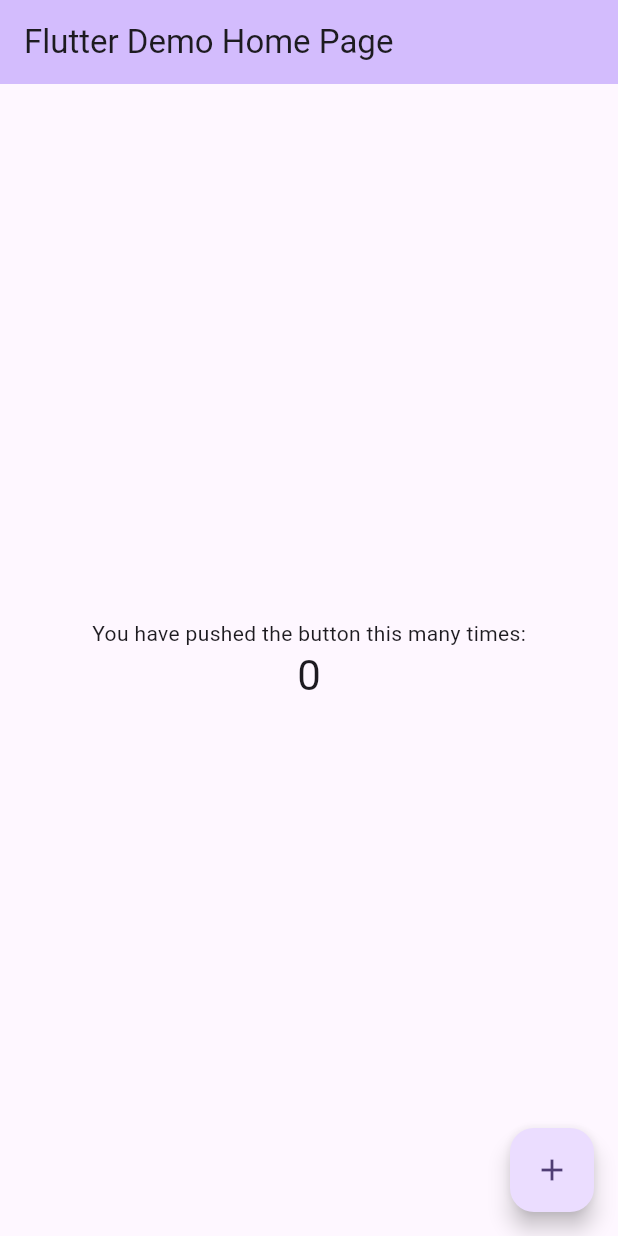
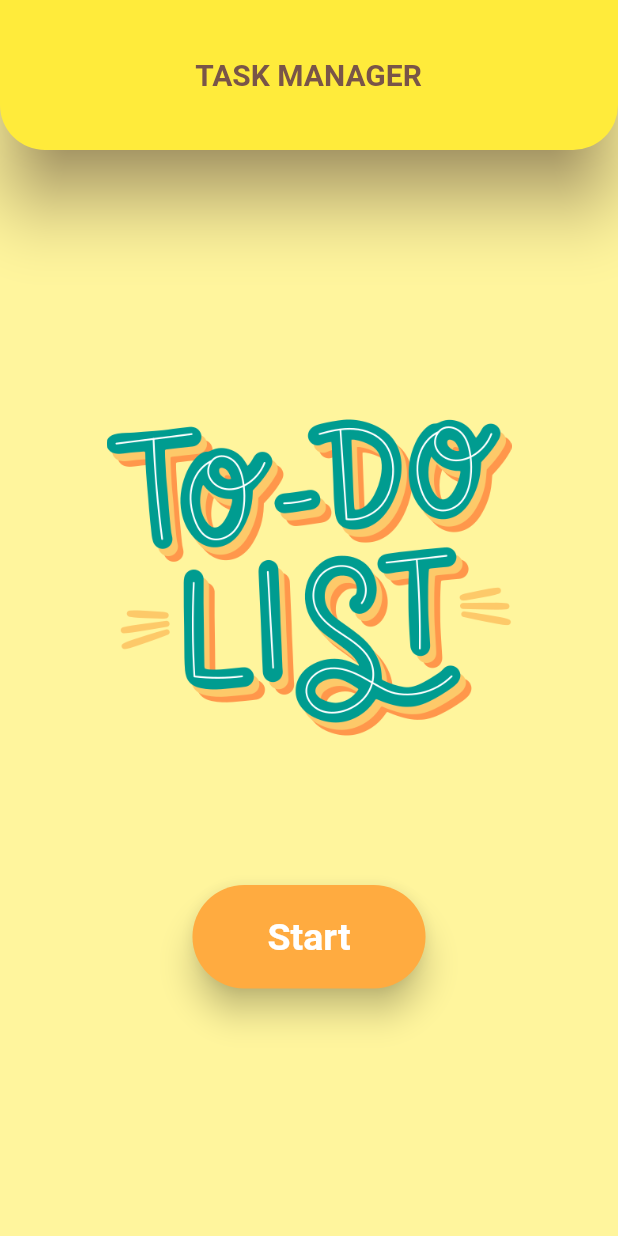
Before and after one commit to sabsar42/Task_Manager_Flutter_Application, a Flutter app: the screen it shows after launch, on a phone screen of 412 x 824 dp. Run offline on Flutter 3.47's test engine with Material 2 defaults, Android fonts, the phone set to English and light mode, and no system bars.

Commit message:
Not YEsr

```diff
--- a/lib/main.dart
+++ b/lib/main.dart
@@ -5,48 +5,39 @@
 }
 
 class MyApp extends StatelessWidget {
-  const MyApp({super.key});
+  const MyApp({Key? key});
 
-  // This widget is the root of your application.
   @override
   Widget build(BuildContext context) {
     return MaterialApp(
-      title: 'Flutter Demo',
+      debugShowCheckedModeBanner: false,
+      home: MyHomePage(title: 'Todo APP'),
       theme: ThemeData(
-        // This is the theme of your application.
-        //
-        // TRY THIS: Try running your application with "flutter run". You'll see
-        // the application has a blue toolbar. Then, without quitting the app,
-        // try changing the seedColor in the colorScheme below to Colors.green
-        // and then invoke "hot reload" (save your changes or press the "hot
-        // reload" button in a Flutter-supported IDE, or press "r" if you used
-        // the command line to start the app).
-        //
-        // Notice that the counter didn't reset back to zero; the application
-        // state is not lost during the reload. To reset the state, use hot
-        // restart instead.
-        //
-        // This works for code too, not just values: Most code changes can be
-        // tested with just a hot reload.
-        colorScheme: ColorScheme.fromSeed(seedColor: Colors.deepPurple),
-        useMaterial3: true,
+        primarySwatch: Colors.yellow,
+        // Set the primary color
+        backgroundColor: Colors.yellow,
+        // Set the background color for all Scaffold widgets
+        textButtonTheme: TextButtonThemeData(
+          style: TextButton.styleFrom(
+            textStyle: TextStyle(
+              fontSize: 20,
+              fontWeight: FontWeight.w600,
+            ),
+            foregroundColor: Colors.deepOrange,
+          ),
+        ),
+        appBarTheme: AppBarTheme(
+          backgroundColor: Colors.yellow, // Set the background color for AppBar
+          elevation: 2,
+          shadowColor: Colors.brown,
+        ),
       ),
-      home: const MyHomePage(title: 'Flutter Demo Home Page'),
     );
   }
 }
 
 class MyHomePage extends StatefulWidget {
   const MyHomePage({super.key, required this.title});
-
-  // This widget is the home page of your application. It is stateful, meaning
-  // that it has a State object (defined below) that contains fields that affect
-  // how it looks.
-
-  // This class is the configuration for the state. It holds the values (in this
-  // case the title) provided by the parent (in this case the App widget) and
-  // used by the build method of the State. Fields in a Widget subclass are
-  // always marked "final".
 
   final String title;
 
@@ -55,71 +46,126 @@
 }
 
 class _MyHomePageState extends State<MyHomePage> {
-  int _counter = 0;
-
-  void _incrementCounter() {
-    setState(() {
-      // This call to setState tells the Flutter framework that something has
-      // changed in this State, which causes it to rerun the build method below
-      // so that the display can reflect the updated values. If we changed
-      // _counter without calling setState(), then the build method would not be
-      // called again, and so nothing would appear to happen.
-      _counter++;
-    });
-  }
-
   @override
   Widget build(BuildContext context) {
-    // This method is rerun every time setState is called, for instance as done
-    // by the _incrementCounter method above.
-    //
-    // The Flutter framework has been optimized to make rerunning build methods
-    // fast, so that you can just rebuild anything that needs updating rather
-    // than having to individually change instances of widgets.
     return Scaffold(
+      backgroundColor: Colors.yellow[200],
       appBar: AppBar(
-        // TRY THIS: Try changing the color here to a specific color (to
-        // Colors.amber, perhaps?) and trigger a hot reload to see the AppBar
-        // change color while the other colors stay the same.
-        backgroundColor: Theme.of(context).colorScheme.inversePrimary,
-        // Here we take the value from the MyHomePage object that was created by
-        // the App.build method, and use it to set our appbar title.
-        title: Text(widget.title),
+        toolbarHeight: 100,
+        elevation: 20,
+        shape: RoundedRectangleBorder(
+          borderRadius: BorderRadius.vertical(
+            bottom: Radius.circular(30),
+          ),
+        ),
+        titleSpacing: 12,
+        title: Text(
+          " TASK MANAGER ",
+          style: TextStyle(
+            fontWeight: FontWeight.bold,
+            fontSize: 20,
+            fontStyle: FontStyle.normal,
+            color: Colors.brown,
+          ),
+        ),
+        centerTitle: true,
       ),
-      body: Center(
-        // Center is a layout widget. It takes a single child and positions it
-        // in the middle of the parent.
-        child: Column(
-          // Column is also a layout widget. It takes a list of children and
-          // arranges them vertically. By default, it sizes itself to fit its
-          // children horizontally, and tries to be as tall as its parent.
-          //
-          // Column has various properties to control how it sizes itself and
-          // how it positions its children. Here we use mainAxisAlignment to
-          // center the children vertically; the main axis here is the vertical
-          // axis because Columns are vertical (the cross axis would be
-          // horizontal).
-          //
-          // TRY THIS: Invoke "debug painting" (choose the "Toggle Debug Paint"
-          // action in the IDE, or press "p" in the console), to see the
-          // wireframe for each widget.
-          mainAxisAlignment: MainAxisAlignment.center,
-          children: <Widget>[
-            const Text(
-              'You have pushed the button this many times:',
+      body: Column(
+        children: [
+          SizedBox(height: 150),
+          Center(
+            child: Image.asset(
+              'assets/images/to-do-list.png',
+              // Replace with your image file path
+              width: 270, // Set the width of the image
+              height: 270, // Set the height of the image
             ),
-            Text(
-              '$_counter',
-              style: Theme.of(context).textTheme.headlineMedium,
+          ),
+          SizedBox(height: 70),
+          Container(
+            alignment: Alignment.center, // Center the TextButton
+            child: ElevatedButton(
+              onPressed: () {
+                Navigator.push(
+                    context,
+                    MaterialPageRoute(
+                      builder: (context) => SecondScreen(),
+                    ));
+              },
+              child: Text(
+                'Start',
+                style: TextStyle(
+                  fontWeight: FontWeight.bold,
+                  fontSize: 25,
+                  fontStyle: FontStyle.normal,
+                  color: Colors.white,
+                ),
+              ),
+              style: ElevatedButton.styleFrom(
+                backgroundColor: Colors.orangeAccent,
+                elevation: 9,
+                // Set the background color
+                padding: EdgeInsets.symmetric(vertical: 20, horizontal: 50),
+                // Set padding
+                shape: RoundedRectangleBorder(
+                  borderRadius: BorderRadius.circular(70), // Set border radius
+                ),
+              ),
+            ), // Text for the button
+          ),
+        ],
+      ),
+    );
+  }
+}
+class SecondScreen extends StatelessWidget {
+  @override
+  Widget build(BuildContext context) {
+    return Theme(
+      data: Theme.of(context), // Pass the theme from the current context
+      child: Scaffold(
+        backgroundColor: Colors.yellow[200],
+        appBar: AppBar(
+          toolbarHeight: 80,
+          backgroundColor: Colors.yellow,
+          centerTitle: true,
+          title: Text(
+            'Task List',
+            style: TextStyle(color: Colors.brown, fontSize: 25),
+          ),
+          actions: [
+            Container(
+              margin: EdgeInsets.only(right: 20),
+              child: Icon(
+                Icons.task,
+                color: Colors.deepOrange,
+                size: 28,
+              ),
+            ),
+          ],
+        ),
+        body: Column(
+          children: [
+            Expanded(
+              child: ListView(
+                children: [
+                  ListTile(
+                    title: Text('Apples'),
+                    leading: Icon(Icons.check_box_outlined),
+                  ),
+                ],
+              ),
+            ),
+            FloatingActionButton(
+              elevation: 9,
+              onPressed: () {
+                // Add your onPressed action here
+              },
+              child: Icon(Icons.add), // Icon for the FAB
             ),
           ],
         ),
       ),
-      floatingActionButton: FloatingActionButton(
-        onPressed: _incrementCounter,
-        tooltip: 'Increment',
-        child: const Icon(Icons.add),
-      ), // This trailing comma makes auto-formatting nicer for build methods.
     );
   }
 }
--- a/pubspec.yaml
+++ b/pubspec.yaml
@@ -59,8 +59,8 @@ flutter:
   uses-material-design: true
 
   # To add assets to your application, add an assets section, like this:
-  # assets:
-  #   - images/a_dot_burr.jpeg
+  assets:
+   - assets/images/to-do-list.png
   #   - images/a_dot_ham.jpeg
 
   # An image asset can refer to one or more resolution-specific "variants", see
```
Also changed, not shown: assets/images/to-do-list.png (added).
